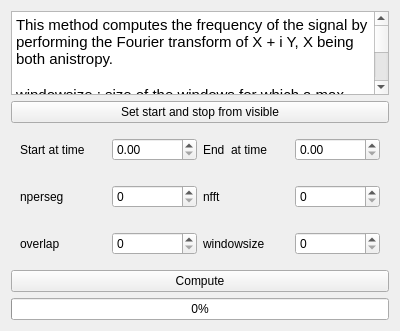
Qt form Modules/FreqFFT.ui (Mriv31/pyqtrod) before a commit.
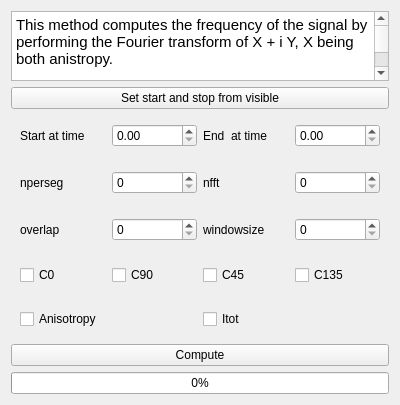
The same form after that commit.

```diff
--- a/Modules/FreqFFT.ui
+++ b/Modules/FreqFFT.ui
@@ -137,6 +137,60 @@
      </layout>
     </widget>
    </item>
+   <item>
+    <widget class="QWidget" name="widget_4" native="true">
+     <layout class="QHBoxLayout" name="horizontalLayout_4">
+      <item>
+       <widget class="QCheckBox" name="c0box">
+        <property name="text">
+         <string>C0</string>
+        </property>
+       </widget>
+      </item>
+      <item>
+       <widget class="QCheckBox" name="c90box">
+        <property name="text">
+         <string>C90</string>
+        </property>
+       </widget>
+      </item>
+      <item>
+       <widget class="QCheckBox" name="c45box">
+        <property name="text">
+         <string>C45</string>
+        </property>
+       </widget>
+      </item>
+      <item>
+       <widget class="QCheckBox" name="c135box">
+        <property name="text">
+         <string>C135</string>
+        </property>
+       </widget>
+      </item>
+     </layout>
+    </widget>
+   </item>
+   <item>
+    <widget class="QWidget" name="widget_5" native="true">
+     <layout class="QHBoxLayout" name="horizontalLayout_5">
+      <item>
+       <widget class="QCheckBox" name="anisbox">
+        <property name="text">
+         <string>Anisotropy</string>
+        </property>
+       </widget>
+      </item>
+      <item>
+       <widget class="QCheckBox" name="itotbox">
+        <property name="text">
+         <string>Itot</string>
+        </property>
+       </widget>
+      </item>
+     </layout>
+    </widget>
+   </item>
    <item>
     <widget class="QPushButton" name="computebutton">
      <property name="text">
```
